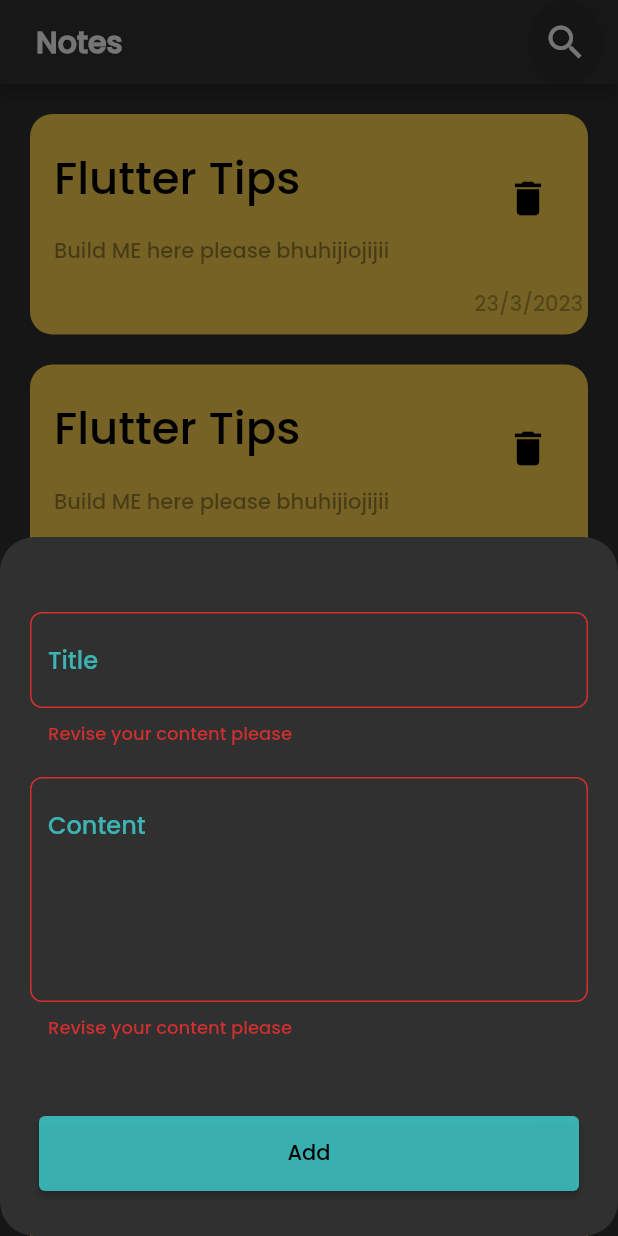
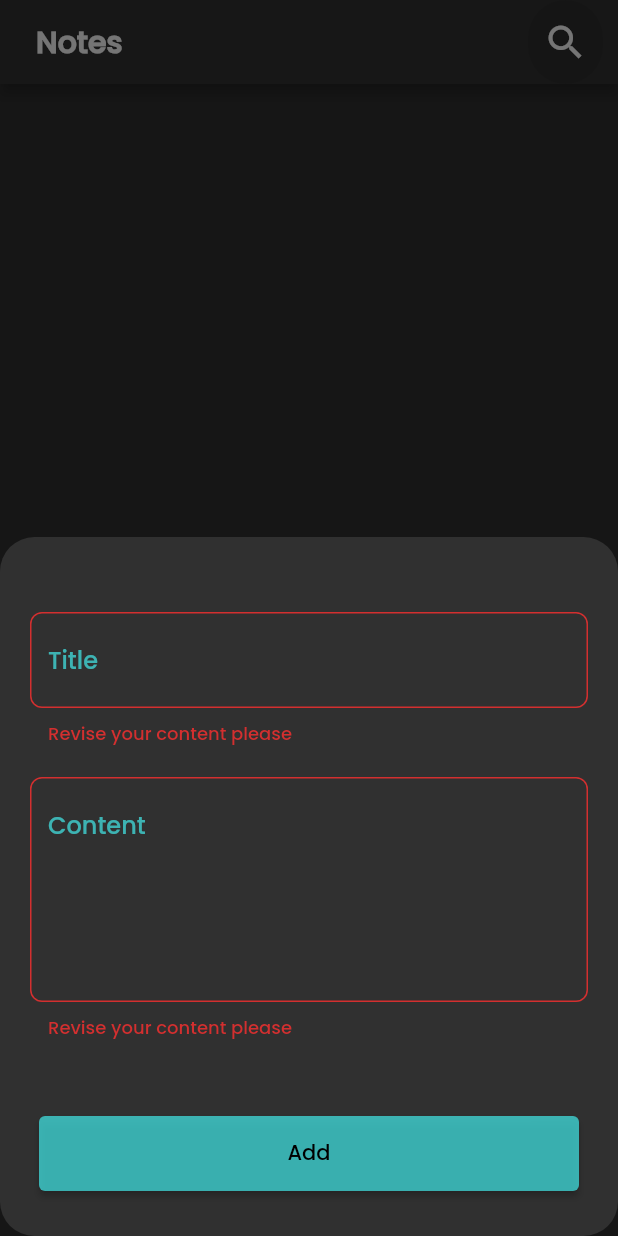
Before and after one commit to KhalidEl-MariAa/notes_app, a Flutter app: the screen it shows after launch, after a tap on the "add" icon, on a phone screen of 412 x 824 dp. Run offline on Flutter 3.47's test engine with Material 2 defaults, Android fonts, the phone set to English and light mode, and no system bars; our stand-ins replace bloc, flutter_bloc, hive, hive_flutter, modal_progress_hud_nsn; accounts and stored records are empty.

Commit message:
update cubit and trigger create note cubit

```diff
--- a/lib/cubits/cubit/cubit/create_note_cubit.dart
+++ b/lib/cubits/cubit/cubit/create_note_cubit.dart
@@ -8,17 +8,16 @@ part 'create_note_state.dart';
 
 class CreateNoteCubit extends Cubit<CreateNoteState> {
   CreateNoteCubit() : super(CreateNoteInitial());
+List<note_model>? notes;
+  void getNotes(){
 
-  void GetNotes(){
-emit(CreateNoteLoading());
 
-try {
+
   var DataBox = Hive.box<note_model>(boxname);
-  var notes =DataBox.values.toList();
-  emit(CreateNoteSucess(notes));
-} catch (e) {
-   emit(CreateNoteFailure(error: e.toString()));
+
+   notes =DataBox.values.toList();
+
+
+
 }
-
-  }
 }
--- a/lib/factors/add_note_showbottom.dart
+++ b/lib/factors/add_note_showbottom.dart
@@ -16,6 +16,7 @@ class Notes_Add extends StatefulWidget {
 }
 
 class _Notes_AddState extends State<Notes_Add> {
+
   @override
   Widget build(BuildContext context) {
     return BlocProvider(
--- a/lib/factors/customNote.dart
+++ b/lib/factors/customNote.dart
@@ -28,7 +28,7 @@ class customNote extends StatelessWidget {
 
 
           Padding(
-            padding: const EdgeInsets.only(top :10,left: 293),
+            padding: const EdgeInsets.only(top :10,left: 285),
             child: Text('${DateTime.now().day}/${DateTime.now().month}/${DateTime.now().year}',style:  TextStyle(color: Colors.black.withOpacity(0.3)),),
           )]),
         ),
--- a/lib/main.dart
+++ b/lib/main.dart
@@ -7,12 +7,13 @@ import 'package:notes_app/Models/note_models.dart';
 import 'package:notes_app/constants/constant.dart';
 
 import 'package:notes_app/cubits/cubit/bloc_obs.dart';
+import 'package:notes_app/cubits/cubit/cubit/create_note_cubit.dart';
 import 'package:notes_app/pages/edit_note_page.dart';
 import 'package:notes_app/pages/main_page.dart';
 
 void main() async {
   await Hive.initFlutter();
-  Bloc.observer=simpleBlocObserver();
+  Bloc.observer = simpleBlocObserver();
   Hive.registerAdapter(notemodelAdapter());
   await Hive.openBox<note_model>(boxname);
 
@@ -22,17 +23,19 @@ void main() async {
 class notes_app extends StatelessWidget {
   const notes_app({super.key});
 
-
   @override
   Widget build(BuildContext context) {
-    return MaterialApp(debugShowCheckedModeBanner: false,
-      routes: {main_page.main_id:(context) => const main_page(),Edit_Note_Page.id:(context) => const Edit_Note_Page()},
-      initialRoute: main_page.main_id,
-      theme: ThemeData(brightness: Brightness.dark,
-      fontFamily: 'Poppins') ,
-
-
-
+    return BlocProvider(
+      create: (context) => CreateNoteCubit(),
+      child: MaterialApp(
+        debugShowCheckedModeBanner: false,
+        routes: {
+          main_page.main_id: (context) => const main_page(),
+          Edit_Note_Page.id: (context) => const Edit_Note_Page()
+        },
+        initialRoute: main_page.main_id,
+        theme: ThemeData(brightness: Brightness.dark, fontFamily: 'Poppins'),
+      ),
     );
   }
 }
--- a/lib/pages/main_page.dart
+++ b/lib/pages/main_page.dart
@@ -1,34 +1,70 @@
 import 'package:flutter/material.dart';
+import 'package:flutter_bloc/flutter_bloc.dart';
+import 'package:notes_app/Models/note_models.dart';
+import 'package:notes_app/cubits/cubit/cubit/create_note_cubit.dart';
 import 'package:notes_app/factors/add_note_showbottom.dart';
 
 import '../factors/customNote.dart';
 
-
-class main_page extends StatelessWidget {
+class main_page extends StatefulWidget {
   const main_page({super.key});
-  static String main_id= 'main page';
+  static String main_id = 'main page';
 
   @override
+  State<main_page> createState() => _main_pageState();
+}
+
+class _main_pageState extends State<main_page> {
+  @override
   Widget build(BuildContext context) {
-    return  Scaffold(
-      appBar:  AppBar(
+    return Scaffold(
+      appBar: AppBar(
         backgroundColor: const Color.fromARGB(255, 51, 51, 51),
-    actions:  [GestureDetector(child: Container(child: const Icon(Icons.search,size: 30,),decoration: BoxDecoration(color:const Color.fromARGB(255, 46, 46, 46),borderRadius: BorderRadius.circular(50) ),width: 50,)),const SizedBox(width: 10,)],
+        actions: [
+          GestureDetector(
+              child: Container(
+            child: const Icon(
+              Icons.search,
+              size: 30,
+            ),
+            decoration: BoxDecoration(
+                color: const Color.fromARGB(255, 46, 46, 46),
+                borderRadius: BorderRadius.circular(50)),
+            width: 50,
+          )),
+          const SizedBox(
+            width: 10,
+          )
+        ],
         centerTitle: false,
         title: const Padding(
-    padding:  EdgeInsets.only(left:8.0),
-    child:  Text('Notes',style: TextStyle(fontWeight: FontWeight.bold),),
-    ) ,),
-    floatingActionButton: FloatingActionButton(onPressed: () {
-      showModalBottomSheet(isScrollControlled: true,context: context, builder: (context) => const Notes_Add(),
-      shape: RoundedRectangleBorder(borderRadius: BorderRadius.circular(23)));
+          padding: EdgeInsets.only(left: 8.0),
+          child: Text(
+            'Notes',
+            style: TextStyle(fontWeight: FontWeight.bold),
+          ),
+        ),
+      ),
+      floatingActionButton: FloatingActionButton(
+          onPressed: () {
+            showModalBottomSheet(
+                isScrollControlled: true,
+                context: context,
+                builder: (context) => const Notes_Add(),
+                shape: RoundedRectangleBorder(
+                    borderRadius: BorderRadius.circular(23)));
           },
           child: const Icon(Icons.add)),
-
-
-     body: ListView.builder(itemBuilder: ((context, index) {
+      body: BlocBuilder<CreateNoteCubit, CreateNoteState>(
+          builder: (context, state) {
+            BlocProvider.of<CreateNoteCubit>(context).getNotes();
+             List<note_model>? notes= BlocProvider.of<CreateNoteCubit>(context).notes!;
+          return ListView.builder(itemCount: notes.length ,
+          itemBuilder: ((context, index) {
             return const customNote();
-      })),
+          }));
+        },
+      ),
     );
   }
 }
```
Also changed, not shown: lib/cubits/cubit/cubit/create_note_state.dart (+0 -14 lines). Lines whose indentation alone changed are shown as unchanged.
